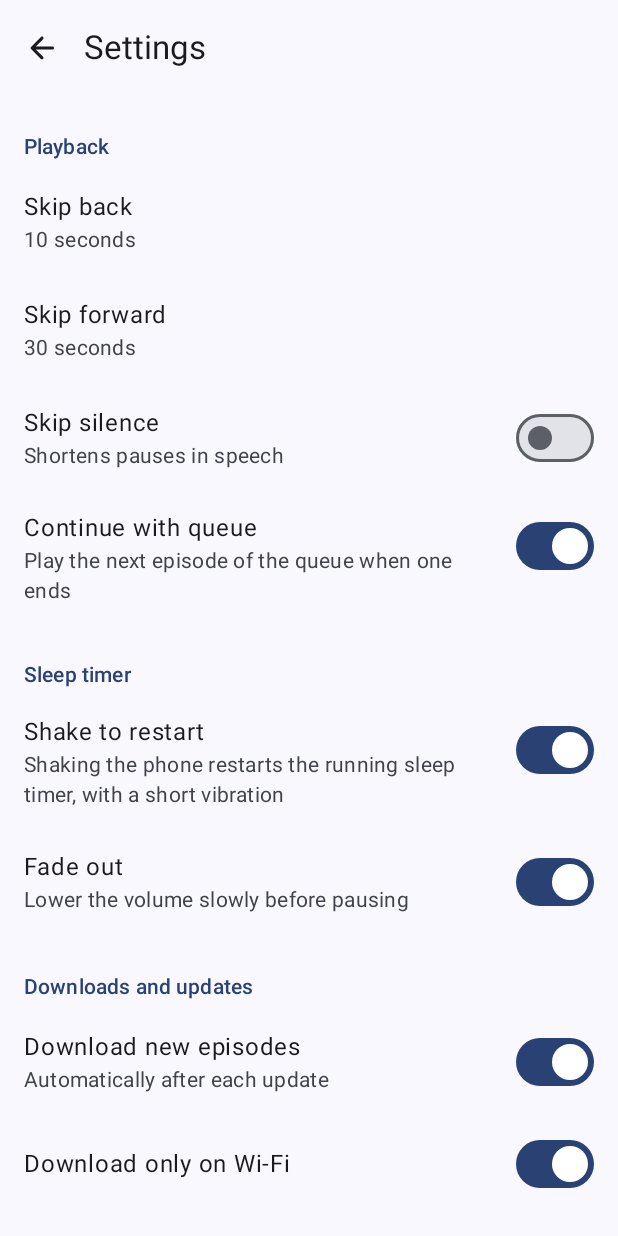
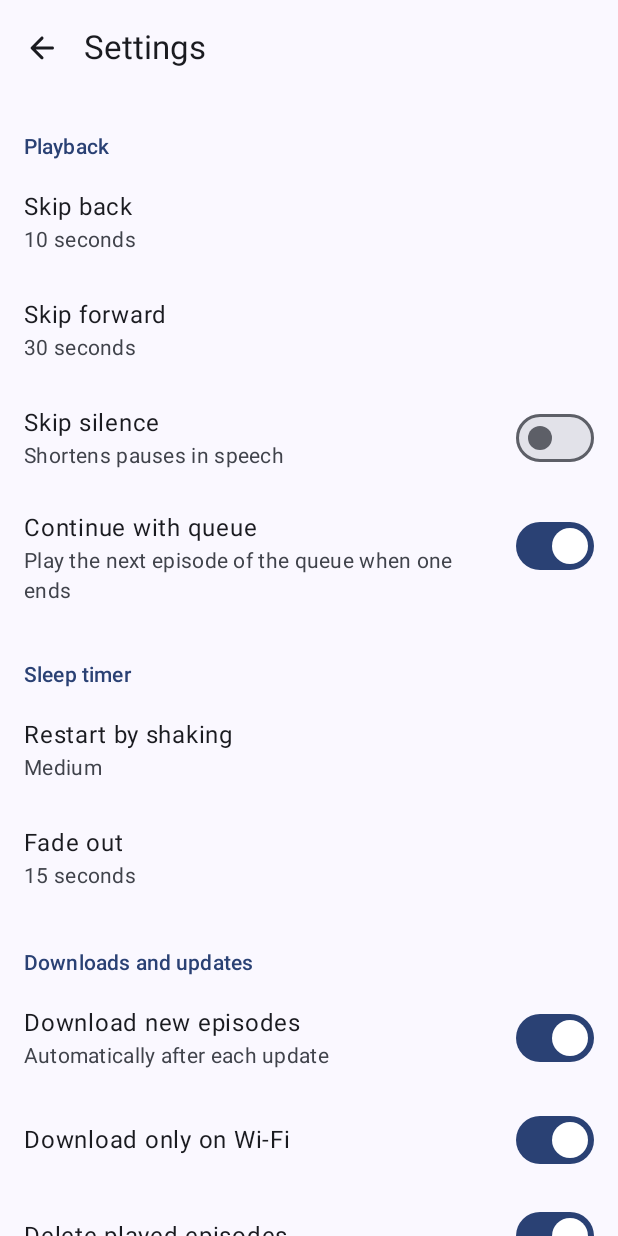
Before and after one commit to sj14/brabbely, an Android app built with Jetpack Compose: the screen it shows after launch (MainActivity), after a tap on "Settings", on a phone screen of 412 x 824 dp. Run offline under Robolectric (Android 15) with nearby library versions, the phone set to English and light mode, and no system bars; our stand-ins replace Room's generated code; 7 statements that could not run were skipped.

Commit message:
Make sleep timer fade-out duration and shake sensitivity configurable
Co-Authored-By: Claude Opus 5.5 <noreply@anthropic.com>

```diff
--- a/app/src/main/java/io/github/sj14/lauscher/data/Settings.kt
+++ b/app/src/main/java/io/github/sj14/lauscher/data/Settings.kt
@@ -15,6 +15,14 @@ import kotlinx.coroutines.flow.map
 
 enum class ThemeMode { SYSTEM, LIGHT, DARK }
 
+/** How hard the phone has to be shaken to restart the sleep timer, as acceleration in g. */
+enum class ShakeSensitivity(val thresholdG: Float?) {
+    OFF(null),
+    HIGH(1.2f),
+    MEDIUM(1.4f),
+    LOW(1.8f),
+}
+
 data class AppSettings(
     val skipBackSeconds: Int = 10,
     val skipForwardSeconds: Int = 30,
@@ -26,8 +34,9 @@ data class AppSettings(
     val deletePlayed: Boolean = true,
     val refreshIntervalHours: Int = 6,
     val sleepTimerMinutes: Int = 30,
-    val sleepShakeToReset: Boolean = true,
-    val sleepFadeOut: Boolean = true,
+    val sleepShakeSensitivity: ShakeSensitivity = ShakeSensitivity.MEDIUM,
+    /** How long the volume fades out before the sleep timer pauses, 0 for no fade-out. */
+    val sleepFadeSeconds: Int = 15,
     val themeMode: ThemeMode = ThemeMode.SYSTEM,
     val dynamicColor: Boolean = true,
 )
@@ -48,8 +57,8 @@ class SettingsRepository(context: Context) {
         val deletePlayed = booleanPreferencesKey("delete_played")
         val refreshInterval = intPreferencesKey("refresh_interval")
         val sleepMinutes = intPreferencesKey("sleep_minutes")
-        val sleepShake = booleanPreferencesKey("sleep_shake")
-        val sleepFade = booleanPreferencesKey("sleep_fade")
+        val sleepShake = stringPreferencesKey("sleep_shake_sensitivity")
+        val sleepFade = intPreferencesKey("sleep_fade_seconds")
         val themeMode = stringPreferencesKey("theme_mode")
         val dynamicColor = booleanPreferencesKey("dynamic_color")
     }
@@ -67,8 +76,9 @@ class SettingsRepository(context: Context) {
             deletePlayed = prefs[Keys.deletePlayed] ?: defaults.deletePlayed,
             refreshIntervalHours = prefs[Keys.refreshInterval] ?: defaults.refreshIntervalHours,
             sleepTimerMinutes = prefs[Keys.sleepMinutes] ?: defaults.sleepTimerMinutes,
-            sleepShakeToReset = prefs[Keys.sleepShake] ?: defaults.sleepShakeToReset,
-            sleepFadeOut = prefs[Keys.sleepFade] ?: defaults.sleepFadeOut,
+            sleepShakeSensitivity = prefs[Keys.sleepShake]?.let { ShakeSensitivity.valueOf(it) }
+                ?: defaults.sleepShakeSensitivity,
+            sleepFadeSeconds = prefs[Keys.sleepFade] ?: defaults.sleepFadeSeconds,
             themeMode = prefs[Keys.themeMode]?.let { ThemeMode.valueOf(it) } ?: defaults.themeMode,
             dynamicColor = prefs[Keys.dynamicColor] ?: defaults.dynamicColor,
         )
@@ -86,8 +96,8 @@ class SettingsRepository(context: Context) {
     suspend fun setDeletePlayed(enabled: Boolean) = store.edit { it[Keys.deletePlayed] = enabled }
     suspend fun setRefreshInterval(hours: Int) = store.edit { it[Keys.refreshInterval] = hours }
     suspend fun setSleepMinutes(minutes: Int) = store.edit { it[Keys.sleepMinutes] = minutes }
-    suspend fun setSleepShake(enabled: Boolean) = store.edit { it[Keys.sleepShake] = enabled }
-    suspend fun setSleepFade(enabled: Boolean) = store.edit { it[Keys.sleepFade] = enabled }
+    suspend fun setSleepShake(sensitivity: ShakeSensitivity) = store.edit { it[Keys.sleepShake] = sensitivity.name }
+    suspend fun setSleepFade(seconds: Int) = store.edit { it[Keys.sleepFade] = seconds }
     suspend fun setThemeMode(mode: ThemeMode) = store.edit { it[Keys.themeMode] = mode.name }
     suspend fun setDynamicColor(enabled: Boolean) = store.edit { it[Keys.dynamicColor] = enabled }
 }
--- a/app/src/main/java/io/github/sj14/lauscher/playback/PlaybackService.kt
+++ b/app/src/main/java/io/github/sj14/lauscher/playback/PlaybackService.kt
@@ -102,7 +102,7 @@ class PlaybackService : MediaSessionService() {
         settings = new
         player.playbackParameters = PlaybackParameters(new.playbackSpeed)
         player.skipSilenceEnabled = new.skipSilence
-        container.sleepTimer.configure(new.sleepShakeToReset, new.sleepFadeOut)
+        container.sleepTimer.configure(new.sleepShakeSensitivity.thresholdG, new.sleepFadeSeconds * 1000L)
         if (buttonsChanged) session.setMediaButtonPreferences(mediaButtons())
     }
 
--- a/app/src/main/java/io/github/sj14/lauscher/playback/SleepTimer.kt
+++ b/app/src/main/java/io/github/sj14/lauscher/playback/SleepTimer.kt
@@ -39,8 +39,9 @@ class SleepTimer(private val context: Context, private val scope: CoroutineScope
 
     private var player: Player? = null
     private var countdownJob: Job? = null
-    private var shakeToReset = true
-    private var fadeOut = true
+    /** Acceleration in g that counts as a shake, null if shaking does nothing. */
+    private var shakeThresholdG: Float? = null
+    private var fadeOutMs = 0L
 
     private val sensorManager = context.getSystemService(SensorManager::class.java)
     private var shakeListener: SensorEventListener? = null
@@ -55,11 +56,11 @@ class SleepTimer(private val context: Context, private val scope: CoroutineScope
         player = null
     }
 
-    fun configure(shakeToReset: Boolean, fadeOut: Boolean) {
-        this.shakeToReset = shakeToReset
-        this.fadeOut = fadeOut
+    fun configure(shakeThresholdG: Float?, fadeOutMs: Long) {
+        this.shakeThresholdG = shakeThresholdG
+        this.fadeOutMs = fadeOutMs
         if (_state.value is SleepTimerState.Countdown) {
-            if (shakeToReset) startShakeDetection() else stopShakeDetection()
+            if (shakeThresholdG != null) startShakeDetection() else stopShakeDetection()
         }
     }
 
@@ -67,7 +68,7 @@ class SleepTimer(private val context: Context, private val scope: CoroutineScope
         val durationMs = minutes * 60_000L
         _state.value = SleepTimerState.Countdown(durationMs, durationMs)
         restoreVolume()
-        if (shakeToReset) startShakeDetection()
+        if (shakeThresholdG != null) startShakeDetection()
         countdownJob?.cancel()
         countdownJob = scope.launch { runCountdown() }
     }
@@ -118,8 +119,8 @@ class SleepTimer(private val context: Context, private val scope: CoroutineScope
                 return
             }
             _state.value = current.copy(remainingMs = remaining)
-            if (fadeOut && remaining < FADE_OUT_MS) {
-                player.volume = remaining.toFloat() / FADE_OUT_MS
+            if (remaining < fadeOutMs) {
+                player.volume = remaining.toFloat() / fadeOutMs
             }
         }
     }
@@ -145,7 +146,8 @@ class SleepTimer(private val context: Context, private val scope: CoroutineScope
                 val (x, y, z) = event.values
                 val gForce = sqrt(x * x + y * y + z * z) / SensorManager.GRAVITY_EARTH
                 val now = System.currentTimeMillis()
-                if (gForce > SHAKE_THRESHOLD_G && now - lastShake > SHAKE_DEBOUNCE_MS) {
+                val threshold = shakeThresholdG ?: return
+                if (gForce > threshold && now - lastShake > SHAKE_DEBOUNCE_MS) {
                     lastShake = now
                     reset()
                     vibrate()
@@ -175,9 +177,6 @@ class SleepTimer(private val context: Context, private val scope: CoroutineScope
 
     companion object {
         private const val TICK_MS = 250L
-        private const val FADE_OUT_MS = 15_000L
-        /** A light shake; walking or turning over in bed stays below this. */
-        private const val SHAKE_THRESHOLD_G = 1.4f
         private const val SHAKE_DEBOUNCE_MS = 1_000L
         private const val VIBRATION_MS = 60L
     }
--- a/app/src/main/java/io/github/sj14/lauscher/ui/screens/PlayerScreen.kt
+++ b/app/src/main/java/io/github/sj14/lauscher/ui/screens/PlayerScreen.kt
@@ -78,6 +78,7 @@ import coil3.request.SuccessResult
 import coil3.request.allowHardware
 import coil3.toBitmap
 import io.github.sj14.lauscher.R
+import io.github.sj14.lauscher.data.ShakeSensitivity
 import io.github.sj14.lauscher.data.db.Chapter
 import io.github.sj14.lauscher.playback.SleepTimerState
 import io.github.sj14.lauscher.ui.LocalContainer
@@ -343,8 +344,10 @@ private fun SleepSheet(state: SleepTimerState, onDone: () -> Unit) {
     val container = LocalContainer.current
     val scope = rememberCoroutineScope()
     val timer = container.sleepTimer
+    val settings by container.settings.settings.collectAsStateWithLifecycle(null)
+    val shakeEnabled = settings?.sleepShakeSensitivity != ShakeSensitivity.OFF
     SheetTitle(stringResource(R.string.sleep_timer))
-    if (state is SleepTimerState.Countdown) {
+    if (state is SleepTimerState.Countdown && shakeEnabled) {
         Text(
             stringResource(R.string.sleep_shake_hint),
             style = MaterialTheme.typography.bodySmall,
--- a/app/src/main/java/io/github/sj14/lauscher/ui/screens/SettingsScreen.kt
+++ b/app/src/main/java/io/github/sj14/lauscher/ui/screens/SettingsScreen.kt
@@ -40,12 +40,14 @@ import androidx.lifecycle.compose.collectAsStateWithLifecycle
 import io.github.sj14.lauscher.BuildConfig
 import io.github.sj14.lauscher.LOG_TAG
 import io.github.sj14.lauscher.R
+import io.github.sj14.lauscher.data.ShakeSensitivity
 import io.github.sj14.lauscher.data.ThemeMode
 import io.github.sj14.lauscher.ui.LocalContainer
 import kotlinx.coroutines.launch
 
 private val SKIP_SECONDS = listOf(5, 10, 15, 30, 45, 60)
 private val REFRESH_HOURS = listOf(1, 3, 6, 12, 24)
+private val FADE_SECONDS = listOf(0, 5, 10, 15, 30, 60)
 
 @OptIn(ExperimentalMaterial3Api::class)
 @Composable
@@ -138,17 +140,28 @@ fun SettingsScreen(onBack: () -> Unit, onOpenDownloads: () -> Unit) {
             )
 
             Section(stringResource(R.string.sleep_timer))
-            SwitchSetting(
+            ChoiceSetting(
                 title = stringResource(R.string.sleep_shake),
-                summary = stringResource(R.string.sleep_shake_summary),
-                checked = settings.sleepShakeToReset,
-                onChange = { update { repo.setSleepShake(it) } },
+                description = stringResource(R.string.sleep_shake_summary),
+                options = ShakeSensitivity.entries,
+                selected = settings.sleepShakeSensitivity,
+                label = {
+                    when (it) {
+                        ShakeSensitivity.OFF -> stringResource(R.string.off)
+                        ShakeSensitivity.HIGH -> stringResource(R.string.shake_high)
+                        ShakeSensitivity.MEDIUM -> stringResource(R.string.shake_medium)
+                        ShakeSensitivity.LOW -> stringResource(R.string.shake_low)
+                    }
+                },
+                onSelect = { update { repo.setSleepShake(it) } },
             )
-            SwitchSetting(
+            ChoiceSetting(
                 title = stringResource(R.string.sleep_fade),
-                summary = stringResource(R.string.sleep_fade_summary),
-                checked = settings.sleepFadeOut,
-                onChange = { update { repo.setSleepFade(it) } },
+                description = stringResource(R.string.sleep_fade_summary),
+                options = FADE_SECONDS,
+                selected = settings.sleepFadeSeconds,
+                label = { if (it == 0) stringResource(R.string.off) else pluralStringResource(R.plurals.seconds, it, it) },
+                onSelect = { update { repo.setSleepFade(it) } },
             )
 
             Section(stringResource(R.string.section_downloads))
@@ -259,6 +272,7 @@ private fun <T> ChoiceSetting(
     selected: T,
     label: @Composable (T) -> String,
     onSelect: (T) -> Unit,
+    description: String? = null,
 ) {
     var open by remember { mutableStateOf(false) }
     ListItem(
@@ -272,6 +286,9 @@ private fun <T> ChoiceSetting(
         title = { Text(title) },
         text = {
             Column {
+                if (description != null) {
+                    Text(description, Modifier.padding(bottom = 8.dp))
+                }
                 for (option in options) {
                     ListItem(
                         headlineContent = { Text(label(option)) },
--- a/app/src/main/res/values/strings.xml
+++ b/app/src/main/res/values/strings.xml
@@ -81,10 +81,14 @@
     <string name="skip_silence_summary">Shortens pauses in speech</string>
     <string name="continue_with_queue">Continue with queue</string>
     <string name="continue_with_queue_summary">Play the next episode of the queue when one ends</string>
-    <string name="sleep_shake">Shake to restart</string>
-    <string name="sleep_shake_summary">Shaking the phone restarts the running sleep timer, with a short vibration</string>
+    <string name="sleep_shake">Restart by shaking</string>
+    <string name="sleep_shake_summary">Shaking the phone restarts the running sleep timer, with a short vibration. The more sensitive, the lighter a shake is enough.</string>
     <string name="sleep_fade">Fade out</string>
-    <string name="sleep_fade_summary">Lower the volume slowly before pausing</string>
+    <string name="sleep_fade_summary">How long the volume is lowered slowly before playback pauses.</string>
+    <string name="off">Off</string>
+    <string name="shake_high">Sensitive (light shake)</string>
+    <string name="shake_medium">Medium</string>
+    <string name="shake_low">Insensitive (firm shake)</string>
     <string name="auto_download">Download new episodes</string>
     <string name="auto_download_summary">Automatically after each update</string>
     <string name="wifi_only">Download only on Wi-Fi</string>
```
Also changed, not shown: 1 other file.
